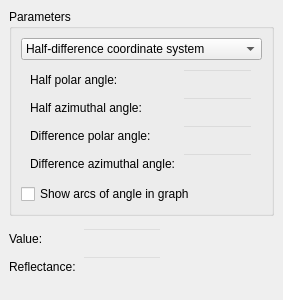
Qt form src/PickDockWidget.ui (KimuraRyo/BSDFProcessor) before a commit.
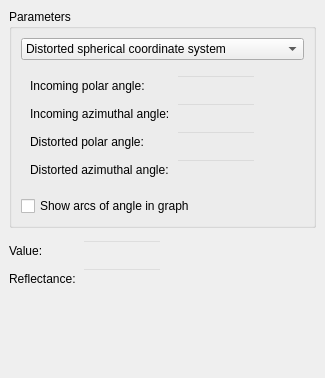
The same form after that commit.

Commit message: Added a distorted spherical coordinate system

```diff
--- a/src/PickDockWidget.ui
+++ b/src/PickDockWidget.ui
@@ -6,14 +6,14 @@
    <rect>
     <x>0</x>
     <y>0</y>
-    <width>283</width>
-    <height>300</height>
+    <width>325</width>
+    <height>378</height>
    </rect>
   </property>
   <property name="minimumSize">
    <size>
     <width>253</width>
-    <height>300</height>
+    <height>312</height>
    </size>
   </property>
   <property name="windowTitle">
@@ -35,6 +35,11 @@
          <property name="currentIndex">
           <number>0</number>
          </property>
+         <item>
+          <property name="text">
+           <string>Distorted spherical coordinate system</string>
+          </property>
+         </item>
          <item>
           <property name="text">
            <string>Half-difference coordinate system</string>
@@ -57,6 +62,105 @@
          <property name="currentIndex">
           <number>0</number>
          </property>
+         <widget class="QWidget" name="distortedCoordSysPage">
+          <layout class="QFormLayout" name="formLayout_2">
+           <property name="fieldGrowthPolicy">
+            <enum>QFormLayout::FieldGrowthPolicy::FieldsStayAtSizeHint</enum>
+           </property>
+           <item row="0" column="0">
+            <widget class="QLabel" name="distortedCsNumAngle0Label">
+             <property name="text">
+              <string>Incoming polar angle:</string>
+             </property>
+            </widget>
+           </item>
+           <item row="0" column="1">
+            <widget class="QLineEdit" name="distortedCsAngle0LineEdit">
+             <property name="maximumSize">
+              <size>
+               <width>80</width>
+               <height>16777215</height>
+              </size>
+             </property>
+             <property name="styleSheet">
+              <string notr="true">QLineEdit { background-color: rgba(255, 255, 255, 0); }</string>
+             </property>
+             <property name="readOnly">
+              <bool>true</bool>
+             </property>
+            </widget>
+           </item>
+           <item row="1" column="0">
+            <widget class="QLabel" name="distortedCsNumAngle1Label">
+             <property name="text">
+              <string>Incoming azimuthal angle:</string>
+             </property>
+            </widget>
+           </item>
+           <item row="1" column="1">
+            <widget class="QLineEdit" name="distortedCsAngle1LineEdit">
+             <property name="maximumSize">
+              <size>
+               <width>80</width>
+               <height>16777215</height>
+              </size>
+             </property>
+             <property name="styleSheet">
+              <string notr="true">QLineEdit { background-color: rgba(255, 255, 255, 0); }</string>
+             </property>
+             <property name="readOnly">
+              <bool>true</bool>
+             </property>
+            </widget>
+           </item>
+           <item row="2" column="0">
+            <widget class="QLabel" name="distortedCsNumAngle2Label">
+             <property name="text">
+              <string>Distorted polar angle:</string>
+             </property>
+            </widget>
+           </item>
+           <item row="2" column="1">
+            <widget class="QLineEdit" name="distortedCsAngle2LineEdit">
+             <property name="maximumSize">
+              <size>
+               <width>80</width>
+               <height>16777215</height>
+              </size>
+             </property>
+             <property name="styleSheet">
+              <string notr="true">QLineEdit { background-color: rgba(255, 255, 255, 0); }</string>
+             </property>
+             <property name="readOnly">
+              <bool>true</bool>
+             </property>
+            </widget>
+           </item>
+           <item row="3" column="0">
+            <widget class="QLabel" name="distortedCsNumAngle3Label">
+             <property name="text">
+              <string>Distorted azimuthal angle:</string>
+             </property>
+            </widget>
+           </item>
+           <item row="3" column="1">
+            <widget class="QLineEdit" name="distortedCsAngle3LineEdit">
+             <property name="maximumSize">
+              <size>
+               <width>80</width>
+               <height>16777215</height>
+              </size>
+             </property>
+             <property name="styleSheet">
+              <string notr="true">QLineEdit { background-color: rgba(255, 255, 255, 0); }</string>
+             </property>
+             <property name="readOnly">
+              <bool>true</bool>
+             </property>
+            </widget>
+           </item>
+          </layout>
+         </widget>
          <widget class="QWidget" name="halfDiffCoordSysPage">
           <layout class="QFormLayout" name="halfDiffCoordSysFormLayout_3">
            <property name="fieldGrowthPolicy">
```
The commit also changes 14 other files.
